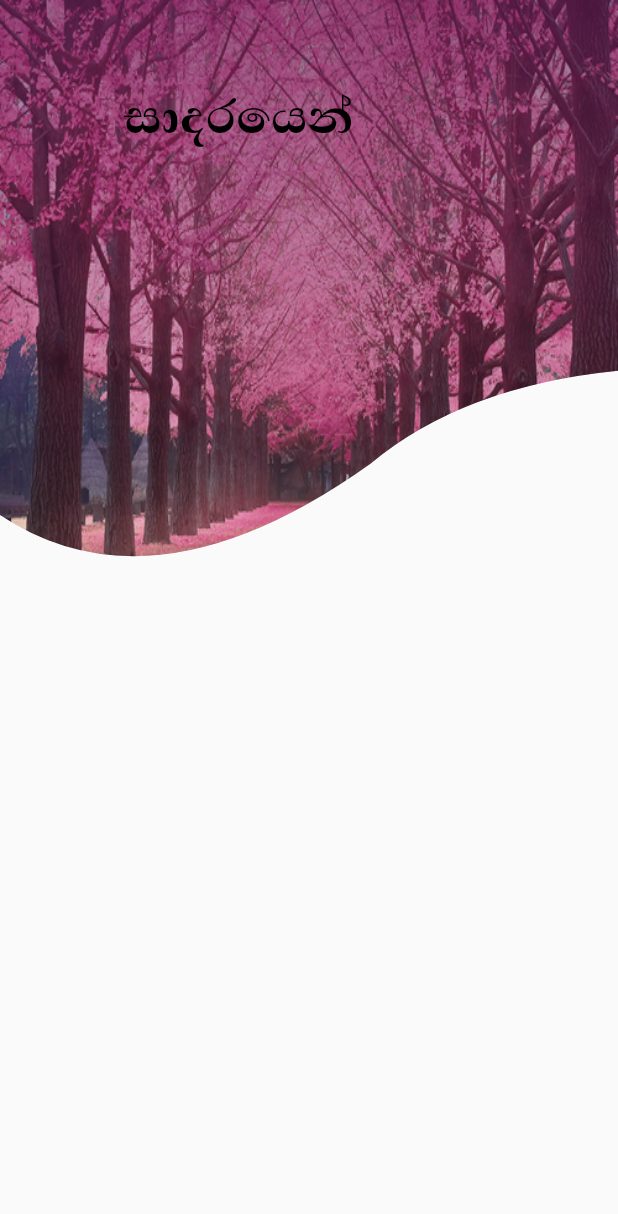
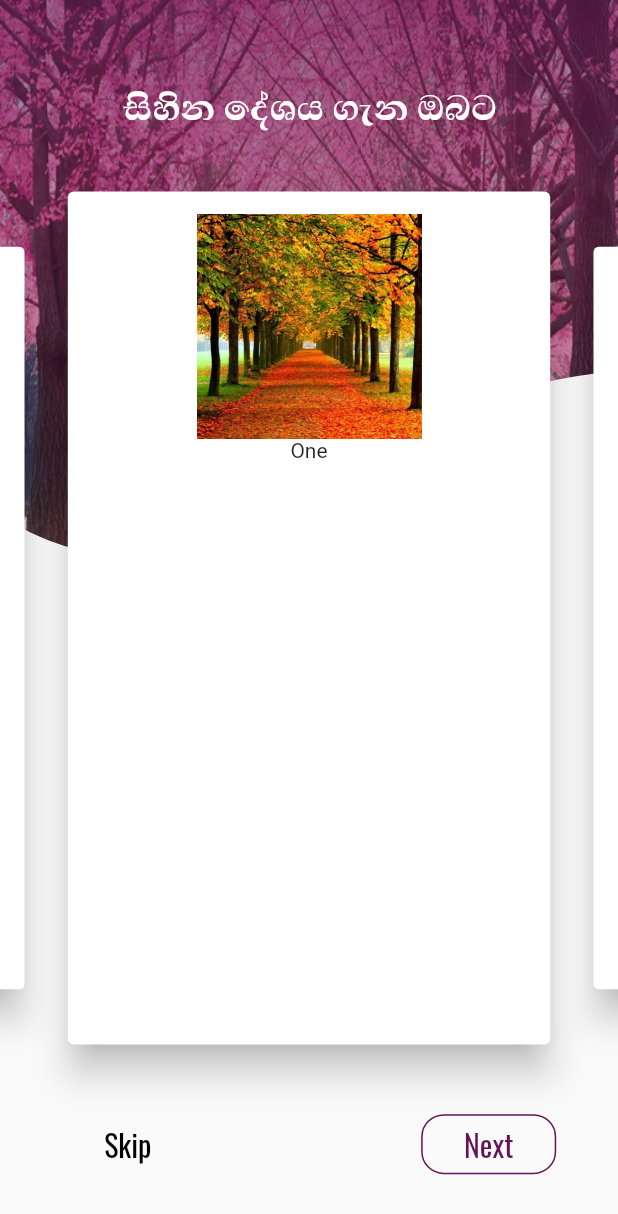
Before and after one commit to IsuruBRanapana/Korian_Project, a Flutter app: the screen it shows after launch, on a phone screen of 412 x 824 dp. Shown: the top 1214 px of the screen. Run offline on Flutter 3.47's test engine with Material 2 defaults, Android fonts, the phone set to English and light mode, and no system bars; drawn by our look-alikes of carousel_slider.

Commit message:
Finish First Screen

```diff
--- a/korian/lib/app_screens/first_screen.dart
+++ b/korian/lib/app_screens/first_screen.dart
@@ -0,0 +1,280 @@
+import 'package:carousel_slider/carousel_slider.dart';
+import 'package:flutter/material.dart';
+
+class FirstScreen extends StatefulWidget {
+  @override
+  _FirstScreenState createState() => _FirstScreenState();
+}
+
+class _FirstScreenState extends State<FirstScreen> {
+  @override
+  Widget build(BuildContext context) {
+    return Scaffold(
+      body: Stack(
+        children: <Widget>[
+          OutlineButton(
+            onPressed: () {},
+            child: Text('Skip'),
+            color: Colors.purple,
+          ),
+          Padding(
+            padding: EdgeInsets.only(bottom: 2.0),
+            child: ClipPath(
+              clipper: ClippingClass(),
+              child: Container(
+                width: MediaQuery.of(context).size.width,
+                height: 0.5 * MediaQuery.of(context).size.height,
+                decoration: BoxDecoration(
+                  image: DecorationImage(
+                    image: AssetImage('images/back5.jpg'),
+                    fit: BoxFit.fill,
+                  ),
+                ),
+                child: Container(
+                  decoration: BoxDecoration(
+                    gradient: LinearGradient(colors: [
+                      Color(0xFFAD1457).withRed(99).withOpacity(0.6),
+                      Color(0xFFAD1457).withRed(99).withOpacity(0.0)
+                    ], begin: Alignment.topCenter, end: Alignment.bottomCenter),
+                  ),
+                ),
+              ),
+            ),
+          ),
+          Positioned(
+            top: 1 * MediaQuery.of(context).size.height / 15,
+            left: 1 * MediaQuery.of(context).size.width / 5,
+            child: Container(
+              child: Text(
+                'සිහින දේශය ගැන ඔබට',
+                style: TextStyle(
+                    fontFamily: 'AbhayaLibre',
+                    color: Colors.white,
+                    fontWeight: FontWeight.bold,
+                    fontSize: 30),
+              ),
+            ),
+          ),
+          Positioned(
+            child: Container(
+              height: MediaQuery.of(context).size.height,
+              child: CarouselSlider(
+                pauseAutoPlayOnTouch: Duration(seconds: 10),
+                autoPlay: true,
+                autoPlayAnimationDuration: Duration(seconds: 10),
+                autoPlayInterval: Duration(seconds: 15),
+                height: 0.7 * MediaQuery.of(context).size.height,
+                aspectRatio: 3.0,
+                enlargeCenterPage: true,
+                items: <Widget>[
+                  Card(
+                    // color: Color(0xFFAD1457).withRed(99).withOpacity(0.8),
+                    elevation: 10.0,
+                    child: Container(
+                      height: 0.7 * MediaQuery.of(context).size.height,
+                      width: 3 * MediaQuery.of(context).size.width,
+                      child: Column(
+                        children: <Widget>[
+                          Padding(
+                            padding: const EdgeInsets.only(top: 15.0),
+                            child: Container(
+                              height: 150.0,
+                              width: 150.0,
+                              decoration: BoxDecoration(
+                                image: DecorationImage(
+                                    image: AssetImage('images/back2.jpg'),
+                                    fit: BoxFit.cover),
+                              ),
+                            ),
+                          ),
+                          Text('One')
+                        ],
+                      ),
+                    ),
+                  ),
+                  Card(
+                    elevation: 10.0,
+                    child: Container(
+                      height: 0.7 * MediaQuery.of(context).size.height,
+                      width: 3 * MediaQuery.of(context).size.width,
+                      child: Column(
+                        children: <Widget>[
+                          Padding(
+                            padding: const EdgeInsets.only(top: 15.0),
+                            child: Container(
+                              height: 150.0,
+                              width: 150.0,
+                              decoration: BoxDecoration(
+                                image: DecorationImage(
+                                    image: AssetImage('images/back3.jpg'),
+                                    fit: BoxFit.cover),
+                              ),
+                            ),
+                          ),
+                          Text('Two')
+                        ],
+                      ),
+                    ),
+                  ),
+                  Card(
+                    elevation: 10.0,
+                    child: Container(
+                      height: 0.7 * MediaQuery.of(context).size.height,
+                      width: 3 * MediaQuery.of(context).size.width,
+                      child: Column(
+                        children: <Widget>[
+                          Padding(
+                            padding: const EdgeInsets.only(top: 15.0),
+                            child: Container(
+                              height: 150.0,
+                              width: 150.0,
+                              decoration: BoxDecoration(
+                                image: DecorationImage(
+                                    image: AssetImage('images/back2.jpg'),
+                                    fit: BoxFit.cover),
+                              ),
+                            ),
+                          ),
+                          Text('Three')
+                        ],
+                      ),
+                    ),
+                  ),
+                  Card(
+                    elevation: 10.0,
+                    child: Container(
+                      height: 0.7 * MediaQuery.of(context).size.height,
+                      width: 3 * MediaQuery.of(context).size.width,
+                      child: Column(
+                        children: <Widget>[
+                          Padding(
+                            padding: const EdgeInsets.only(top: 15.0),
+                            child: Container(
+                              height: 150.0,
+                              width: 150.0,
+                              decoration: BoxDecoration(
+                                image: DecorationImage(
+                                    image: AssetImage('images/back3.jpg'),
+                                    fit: BoxFit.cover),
+                              ),
+                            ),
+                          ),
+                          Text('Four')
+                        ],
+                      ),
+                    ),
+                  ),
+                  Card(
+                    elevation: 10.0,
+                    child: Container(
+                      height: 0.7 * MediaQuery.of(context).size.height,
+                      width: 3 * MediaQuery.of(context).size.width,
+                      child: Column(
+                        children: <Widget>[
+                          Padding(
+                            padding: const EdgeInsets.only(top: 15.0),
+                            child: Container(
+                              height: 150.0,
+                              width: 150.0,
+                              decoration: BoxDecoration(
+                                image: DecorationImage(
+                                    image: AssetImage('images/back3.jpg'),
+                                    fit: BoxFit.cover),
+                              ),
+                            ),
+                          ),
+                          Text('Five')
+                        ],
+                      ),
+                    ),
+                  ),
+                ],
+              ),
+            ),
+          ),
+          Positioned(
+            bottom: 0.05 * MediaQuery.of(context).size.height,
+            right: 0.1 * MediaQuery.of(context).size.width,
+            child: Container(
+              decoration: BoxDecoration(
+                  borderRadius: BorderRadius.circular(15),
+                  border: Border(
+                      top: BorderSide(
+                        width: 1,
+                        color: Color(0xFFAD1457).withRed(99),
+                      ),
+                      bottom: BorderSide(
+                        width: 1,
+                        color: Color(0xFFAD1457).withRed(99),
+                      ),
+                      left: BorderSide(
+                        width: 1,
+                        color: Color(0xFFAD1457).withRed(99),
+                      ),
+                      right: BorderSide(
+                        width: 1,
+                        color: Color(0xFFAD1457).withRed(99),
+                      ))),
+              height: 40,
+              child: OutlineButton(
+                borderSide: BorderSide.none,
+                onPressed: () {},
+                color: Color(0xFFAD1457).withRed(99),
+                child: Text(
+                  'Next',
+                  style: TextStyle(
+                    fontSize: 20,
+                    fontFamily: 'Oswald',
+                    fontWeight: FontWeight.w400,
+                    color: Color(0xFFAD1457).withRed(99),
+                  ),
+                ),
+              ),
+            ),
+          ),
+          Positioned(
+            bottom: 0.05 * MediaQuery.of(context).size.height,
+            left: 0.1 * MediaQuery.of(context).size.width,
+            child: Container(
+              height: 40,
+              child: OutlineButton(
+                borderSide: BorderSide.none,
+                onPressed: () {},
+                color: Color(0xFFAD1457).withRed(99),
+                child: Text(
+                  'Skip',
+                  style: TextStyle(
+                    fontSize: 20,
+                    fontFamily: 'Oswald',
+                    fontWeight: FontWeight.w400,
+                    color: Colors.black
+                    //color: Color(0xFFAD1457).withRed(99),
+                  ),
+                ),
+              ),
+            ),
+          )
+        ],
+      ),
+    );
+  }
+}
+
+class ClippingClass extends CustomClipper<Path> {
+  @override
+  Path getClip(Size size) {
+    var sw = size.width;
+    var sh = size.height;
+    Path path = Path();
+    path.lineTo(0, 5 * sh / 6);
+    path.quadraticBezierTo(sw / 4, sh, 3 * sw / 5, 3 * sh / 4);
+    path.quadraticBezierTo(3 * sw / 4, 5 * sh / 8, sw, 3 * sh / 5);
+    path.lineTo(sw, sh / 2);
+    path.lineTo(sw, 0);
+    path.close();
+    return path;
+  }
+
+  @override
+  bool shouldReclip(CustomClipper<Path> oldClipper) => false;
+}
--- a/korian/lib/main.dart
+++ b/korian/lib/main.dart
@@ -1,4 +1,6 @@
 import 'package:flutter/material.dart';
+import 'package:korian/app_screens/first_screen.dart';
+import 'package:korian/app_screens/home.dart';
 import 'package:korian/app_screens/login.dart';
 
 void main() => runApp(MyApp());
@@ -12,7 +14,7 @@ class MyApp extends StatelessWidget {
       theme: ThemeData(
         primarySwatch: Colors.blue,
       ),
-      home: Login(),
+      home: FirstScreen(),
     );
   }
 }
--- a/korian/pubspec.yaml
+++ b/korian/pubspec.yaml
@@ -23,6 +23,7 @@ dependencies:
   # The following adds the Cupertino Icons font to your application.
   # Use with the CupertinoIcons class for iOS style icons.
   cupertino_icons: ^0.1.2
+  carousel_slider: ^1.3.1
 
 dev_dependencies:
   flutter_test:
@@ -50,6 +51,8 @@ flutter:
     - images/back3.jpg
     - images/back4.jpg
     - images/back5.jpg
+    - images/facebook-logo.png
+    - images/google-logo.png
 
   # An image asset can refer to one or more resolution-specific "variants", see
   # https://flutter.dev/assets-and-images/#resolution-aware.
```
Also changed, not shown: korian/lib/app_screens/home.dart (deleted, +0 -198 lines), korian/lib/app_screens/login.dart (+95 -1 lines), korian/lib/common_widgets/custom_raised_button.dart (added, +34 -0 lines), korian/lib/common_widgets/social_signin_button.dart (added, +34 -0 lines), korian/images/2.0x/facebook-logo.png (added), korian/images/2.0x/google-logo.png (added), korian/images/3.0x/facebook-logo.png (added), korian/images/3.0x/google-logo.png (added), korian/images/facebook-logo.png (added), korian/images/google-logo.png (added), korian/pubspec.lock.
